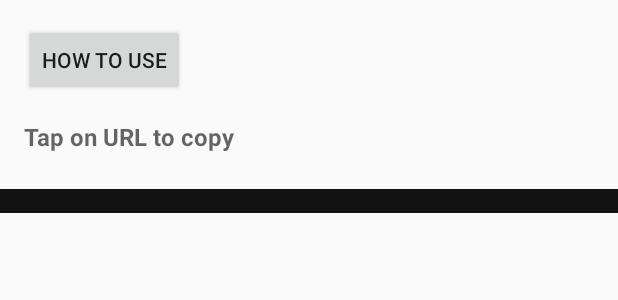
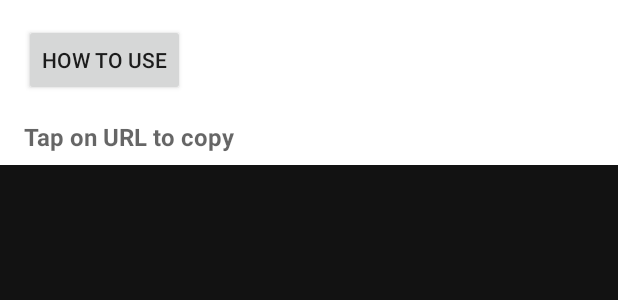
Before and after one commit to dimadesu/MediaSrvr, an Android app: the layout activity_main.xml on its own in the app's theme, with its tools: preview values and no code run, on a phone screen of 412 x 824 dp. Shown: the top 300 px of the screen. Run offline under Robolectric (Android 15) with nearby library versions, the phone set to English and light mode, and no system bars.

Commit message:
Make the whole page black, put white background behind URLs at the top
ScrollView - Added android:background="@color/logBackground" (black background for entire page)

White Background View - Added a new <View> element that:

Sits behind the button and URLs
Stretches from top to bottom of rvUrls
Has white background #FFFFFF
Positioned with z-index below the other views (declared first)
Logs RecyclerView - Removed android:background="@color/logBackground" (inherits from ScrollView now)

Result:
✅ Entire screen is black - No gaps, no stretching issues
✅ White card/section at top - Clean look for URLs and button
✅ Works with any amount of logs - Black always extends to bottom
✅ Simpler layout - No need to worry about stretching the logs background

When you scroll:

URLs scroll off the top (white section disappears)
Black background seamlessly continues below
No visual glitches or gaps! 🎯

```diff
--- a/app/src/main/res/layout/activity_main.xml
+++ b/app/src/main/res/layout/activity_main.xml
@@ -6,12 +6,24 @@
     android:id="@+id/scrollView"
     android:layout_width="match_parent"
     android:layout_height="match_parent"
-    android:fillViewport="true">
+    android:fillViewport="true"
+    android:background="@color/logBackground">
 
     <androidx.constraintlayout.widget.ConstraintLayout
         android:layout_width="match_parent"
         android:layout_height="wrap_content"
         tools:context="com.dimadesu.mediasrvr.MainActivity">
+
+        <!-- White background section for URLs -->
+        <View
+            android:id="@+id/whiteBackground"
+            android:layout_width="0dp"
+            android:layout_height="0dp"
+            android:background="#FFFFFF"
+            app:layout_constraintTop_toTopOf="parent"
+            app:layout_constraintStart_toStartOf="parent"
+            app:layout_constraintEnd_toEndOf="parent"
+            app:layout_constraintBottom_toBottomOf="@+id/rvUrls" />
 
         <Button
             android:id="@+id/btHowToUse"
@@ -56,7 +68,6 @@
             android:layout_height="wrap_content"
             android:layout_marginTop="16dp"
             android:paddingBottom="16dp"
-            android:background="@color/logBackground"
             android:nestedScrollingEnabled="false"
             app:layout_constraintTop_toBottomOf="@+id/rvUrls"
             app:layout_constraintStart_toStartOf="parent"
```
